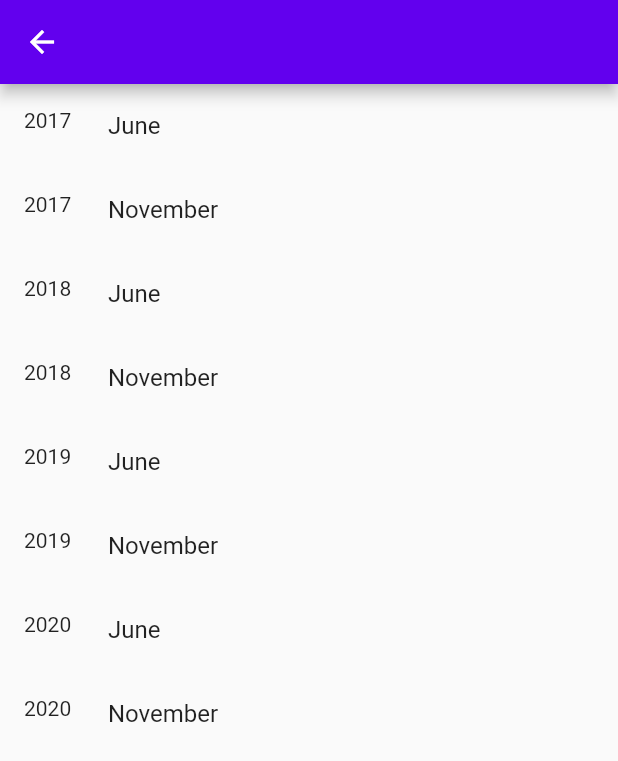
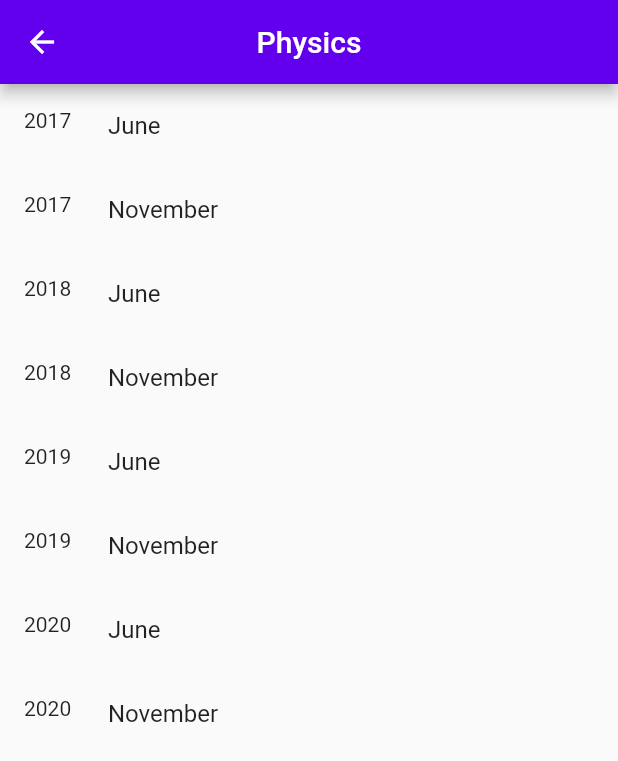
Before and after one commit to Sauske05/alevelnotes-arun_updated, a Flutter app: the Pastpaper screen opened directly, after a tap on "Open", on a phone screen of 412 x 824 dp. Shown: the top 761 px of the screen. Run offline on Flutter 3.47's test engine with Material 2 defaults, Android fonts, the phone set to English and light mode, and no system bars; our stand-ins replace animated_splash_screen, cloud_firestore, connectivity_plus, dio, firebase_auth, firebase_core and 5 more; missing offline and left inert: syncfusion_flutter_pdfviewer; accounts and stored records are empty; network calls fail; Roboto replaces fonts that are missing (AkayaTelivigala).

Commit message:
minor changes made

```diff
--- a/lib/Math_Pastpaper/Math_PP_mainscreen.dart
+++ b/lib/Math_Pastpaper/Math_PP_mainscreen.dart
@@ -11,7 +11,10 @@ class MathPastPaper extends StatelessWidget {
   @override
   Widget build(BuildContext context) {
     return Scaffold(
-      appBar: AppBar(),
+      appBar: AppBar(
+        title: const Text('Mathematics'),
+        centerTitle: true,
+      ),
       body: ListView.builder(
         itemBuilder: ((context, index) {
           var year = Map.Mathspastpapers[index]['Year'];
--- a/lib/Physics_Pastpaper/Physics_PP_mainscreen.dart
+++ b/lib/Physics_Pastpaper/Physics_PP_mainscreen.dart
@@ -32,7 +32,6 @@
 //   }
 // }
 
-
 import 'package:flutter/material.dart';
 import 'package:flutter/rendering.dart';
 import 'package:playstore_app/theme/colors.dart';
@@ -44,7 +43,10 @@ class PhysicsPastPaper extends StatelessWidget {
   @override
   Widget build(BuildContext context) {
     return Scaffold(
-      appBar: AppBar(),
+      appBar: AppBar(
+        title: const Text('Physics'),
+        centerTitle: true,
+      ),
       body: ListView.builder(
         itemBuilder: ((context, index) {
           var year = Map.pastpapers[index]['Year'];
--- a/lib/root_app.dart
+++ b/lib/root_app.dart
@@ -22,7 +22,6 @@ class _RootAppState extends State<RootApp> {
 
   @override
   void initState() {
-    // TODO: implement initState
     super.initState();
     Provider.of<ConnectivityProvider>(context, listen: false).startMonitoring();
   }
--- a/lib/uiwidgets/physicsPastPaper.dart
+++ b/lib/uiwidgets/physicsPastPaper.dart
@@ -75,7 +75,7 @@ class PhysicsPastPaperWidget extends StatelessWidget {
                       Navigator.push(
                           context,
                           MaterialPageRoute(
-                              builder: (context) => PhysicsPastPaper()));
+                              builder: (context) => const PhysicsPastPaper()));
                     },
                     child: const Text(
                       'Open',
```
